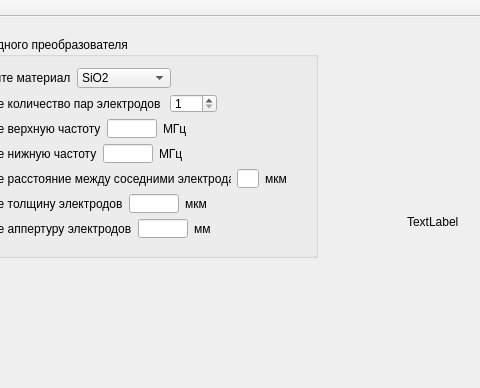
Old version of the form mainwindow.ui in the repository zl0i/LabaPAV; both pictures show x 83 to 563 and y 0 to 388 of the 1170 by 530 pixel window.
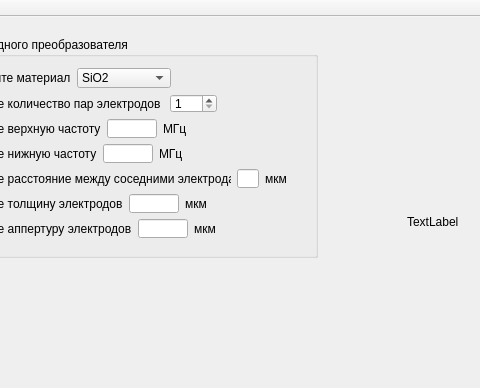
New version of the form. The open tabs and pages were chosen to show the change.

Patch:
```diff
--- a/mainwindow.ui
+++ b/mainwindow.ui
@@ -652,7 +652,7 @@
           <item>
            <widget class="QLabel" name="label_25">
             <property name="text">
-             <string>мм</string>
+             <string>мкм</string>
             </property>
            </widget>
           </item>
```
Left out of the diff: 2 changed lines with no effect on the pictures.
